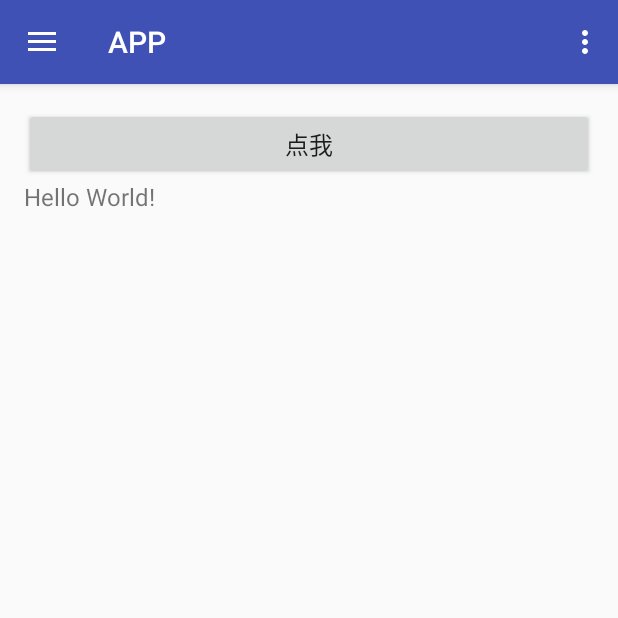
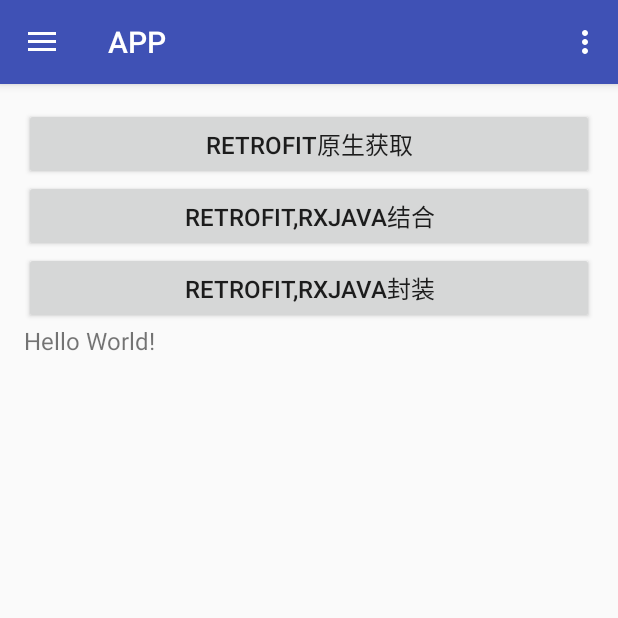
Before and after one commit to xiehui999/fuseProgram, an Android app: the screen it shows after launch (MainActivity), in the side drawer, after a tap on "测试3", on a phone screen of 412 x 824 dp, the top half of it. Run offline under Robolectric (Android 15) with nearby library versions, the phone set to English and light mode, and no system bars; our stand-ins replace ButterKnife; libraries missing offline, so code that uses them is left out: rx.android.schedulers, rx.functions, rx.schedulers; 13 statements that could not run were skipped.

Commit message:
Retrofit
Retrofit

```diff
--- a/app/build.gradle
+++ b/app/build.gradle
@@ -31,6 +31,7 @@ dependencies {
 
     compile 'com.squareup.retrofit2:retrofit:2.1.0'
     compile 'com.squareup.retrofit2:converter-gson:2.1.0'
+    compile 'com.squareup.retrofit2:adapter-rxjava:2.1.0'
 
     compile 'com.jakewharton:butterknife:8.2.1'
     apt 'com.jakewharton:butterknife-compiler:8.2.1'
--- a/app/src/main/res/layout/retrofitfragment.xml
+++ b/app/src/main/res/layout/retrofitfragment.xml
@@ -12,9 +12,22 @@
         android:id="@+id/click"
         android:layout_width="match_parent"
         android:layout_height="wrap_content"
-        android:layout_alignParentBottom="true"
         android:padding="5dp"
-        android:text="点我"
+        android:text="Retrofit原生获取"
+        android:textSize="16sp"/>
+    <Button
+        android:id="@+id/click1"
+        android:layout_width="match_parent"
+        android:layout_height="wrap_content"
+        android:padding="5dp"
+        android:text="Retrofit,RxJava结合"
+        android:textSize="16sp"/>
+    <Button
+        android:id="@+id/click2"
+        android:layout_width="match_parent"
+        android:layout_height="wrap_content"
+        android:padding="5dp"
+        android:text="Retrofit,RxJava封装"
         android:textSize="16sp"/>
     <TextView
         android:id="@+id/result"
```
Also changed, not shown: app/src/main/java/com/example/xh/retrofit/HttpMethods.java (added, +53 -0 lines), app/src/main/java/com/example/xh/ui/RetrofitFragment.java (+88 -15 lines).
